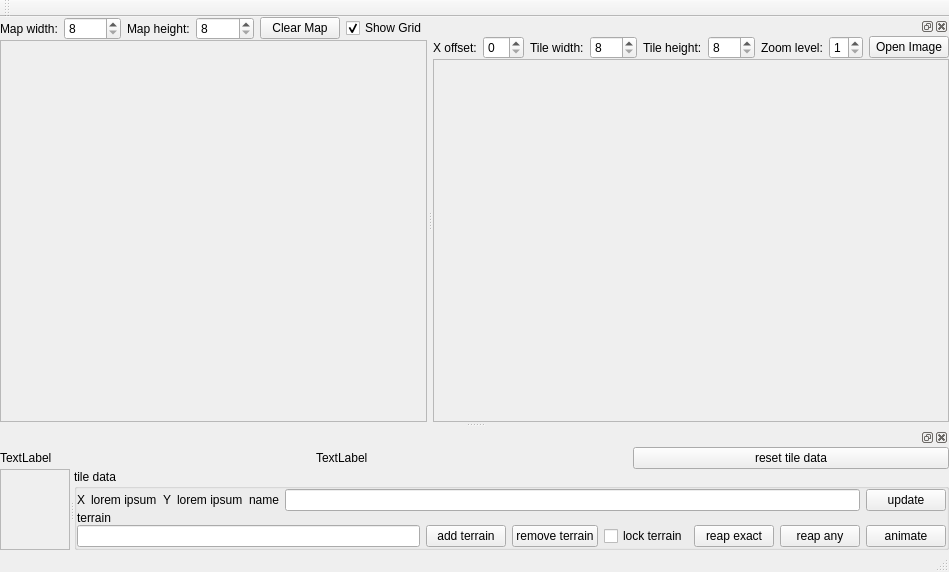
Qt form mapeditor.ui (stoyan-shopov/TileMapEdit) before a commit.
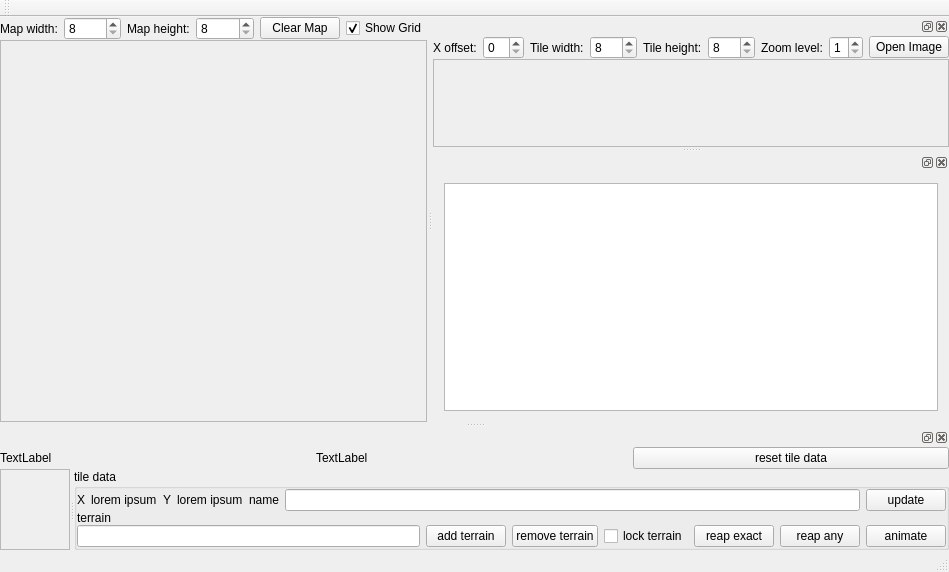
The same form after that commit.

Commit message: add an experimental QGraphicsView

```diff
--- a/mapeditor.ui
+++ b/mapeditor.ui
@@ -232,8 +232,8 @@
          <rect>
           <x>0</x>
           <y>0</y>
-          <width>476</width>
-          <height>340</height>
+          <width>505</width>
+          <height>228</height>
          </rect>
         </property>
         <layout class="QVBoxLayout" name="verticalLayout_2"/>
@@ -459,6 +459,18 @@
     </layout>
    </widget>
   </widget>
+  <widget class="QDockWidget" name="dockWidget">
+   <attribute name="dockWidgetArea">
+    <number>2</number>
+   </attribute>
+   <widget class="QWidget" name="dockWidgetContents_2">
+    <layout class="QVBoxLayout" name="verticalLayout_5">
+     <item>
+      <widget class="QGraphicsView" name="graphicsView"/>
+     </item>
+    </layout>
+   </widget>
+  </widget>
  </widget>
  <layoutdefault spacing="6" margin="11"/>
  <resources/>
```
Left out of the diff: 10 changed lines with no effect on the pictures. The commit also changes 2 other files.
